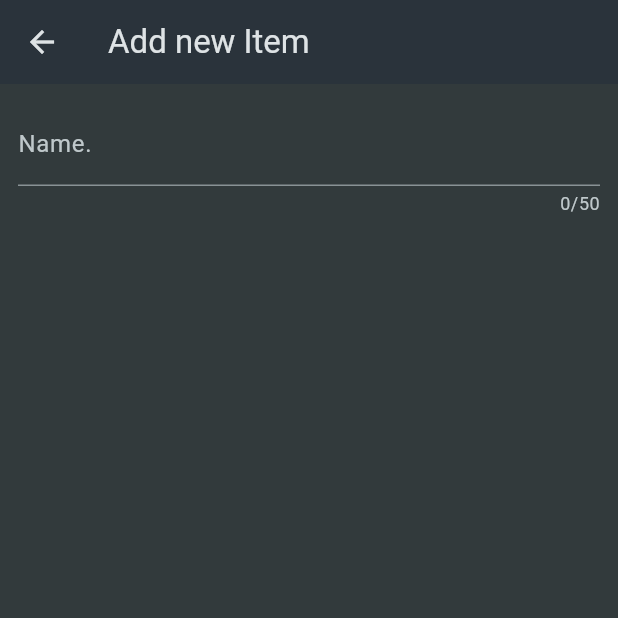
After one commit to BilawalMir/Shopping_App, a Flutter app: the screen it shows after launch, after a tap on the "add" icon, on a phone screen of 412 x 824 dp, the top half of it. The commit adds this screen. Run offline on Flutter 3.47's test engine with Material 3 defaults, Android fonts, the phone set to English and light mode, and no system bars.

Commit message:
added new screen

```diff
--- a/lib/widgets/grocery_list.dart
+++ b/lib/widgets/grocery_list.dart
@@ -1,12 +1,28 @@
 import 'package:flutter/material.dart';
 import 'package:shopping_list/data/dummy_items.dart';
+import 'package:shopping_list/widgets/new_item.dart';
 
-class GroceryList extends StatelessWidget {
+class GroceryList extends StatefulWidget {
   const GroceryList({super.key});
+
+  @override
+  State<GroceryList> createState() => _GroceryListState();
+}
+
+class _GroceryListState extends State<GroceryList> {
+  void _addItem() {
+    Navigator.of(
+      context,
+    ).push(MaterialPageRoute(builder: (ctx) => const NewItem()));
+  }
+
   @override
   Widget build(BuildContext context) {
     return Scaffold(
-      appBar: AppBar(title: Text("Your Grocery")),
+      appBar: AppBar(
+        title: Text("Your Grocery"),
+        actions: [IconButton(onPressed: _addItem, icon: const Icon(Icons.add))],
+      ),
       body: ListView.builder(
         itemCount: groceryItems.length,
         itemBuilder:
--- /dev/null
+++ b/lib/widgets/new_item.dart
@@ -0,0 +1,32 @@
+import 'package:flutter/material.dart';
+
+class NewItem extends StatefulWidget {
+  const NewItem({super.key});
+  @override
+  State<StatefulWidget> createState() => _NewItemState();
+}
+
+class _NewItemState extends State<NewItem> {
+  @override
+  Widget build(BuildContext context) {
+    return Scaffold(
+      appBar: AppBar(title: Text("Add new Item")),
+      body: Padding(
+        padding: EdgeInsets.all(12),
+        child: Form(
+          child: Column(
+            children: [
+              TextFormField(
+                maxLength: 50,
+                decoration: InputDecoration(label: Text("Name.")),
+                validator: (value) {
+                  return "Demo....";
+                },
+              ),
+            ],
+          ),
+        ),
+      ),
+    );
+  }
+}
```
